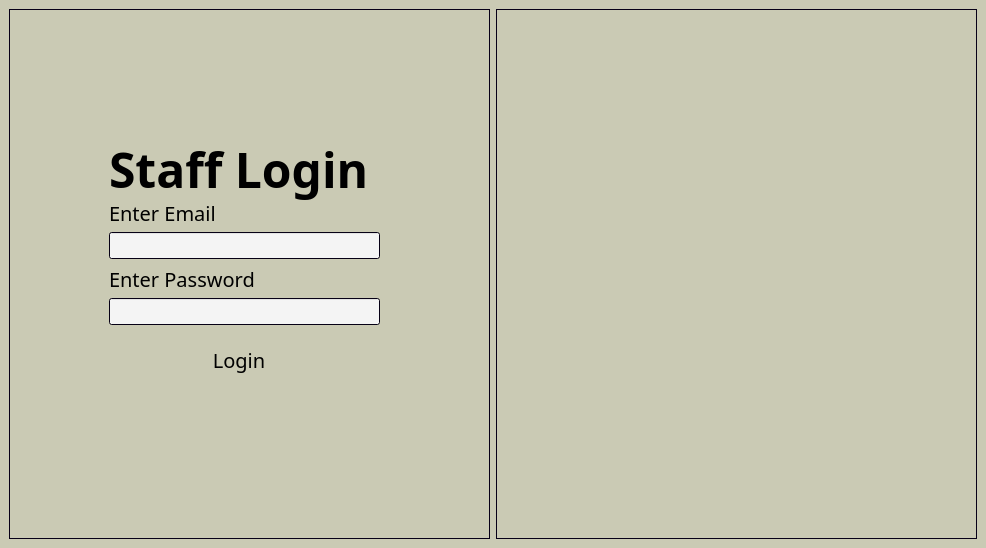
The window that frontend-desktop/mainwindow.ui (Gearworks-Software/BSS-Application-System) describes before a commit, drawn with Qt 5.
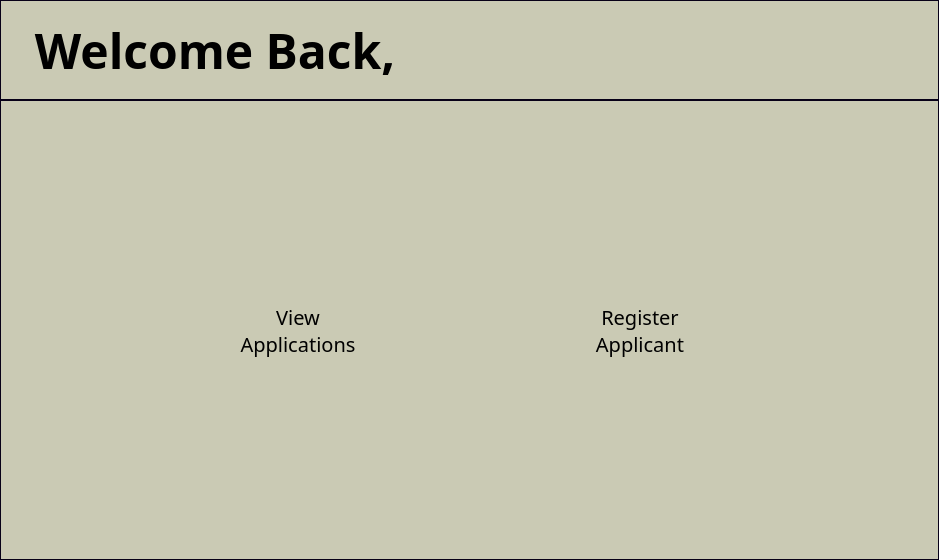
The same window after the commit.

Commit message: Added welcome screen

Patch:
```diff
--- a/frontend-desktop/mainwindow.ui
+++ b/frontend-desktop/mainwindow.ui
@@ -6,8 +6,8 @@
    <rect>
     <x>0</x>
     <y>0</y>
-    <width>986</width>
-    <height>548</height>
+    <width>939</width>
+    <height>560</height>
    </rect>
   </property>
   <property name="palette">
@@ -156,8 +156,78 @@
     </palette>
    </property>
    <layout class="QHBoxLayout" name="horizontalLayout">
+    <property name="spacing">
+     <number>0</number>
+    </property>
+    <property name="leftMargin">
+     <number>0</number>
+    </property>
+    <property name="topMargin">
+     <number>0</number>
+    </property>
+    <property name="rightMargin">
+     <number>0</number>
+    </property>
+    <property name="bottomMargin">
+     <number>0</number>
+    </property>
+    <item>
+     <widget class="QStackedWidget" name="stackedWidget">
+      <property name="currentIndex">
+       <number>1</number>
+      </property>
+      <widget class="QWidget" name="page_1">
+       <property name="autoFillBackground">
+        <bool>false</bool>
+       </property>
+       <property name="isPage" stdset="0">
+        <bool>true</bool>
+       </property>
+       <layout class="QGridLayout" name="gridLayout">
+        <property name="leftMargin">
+         <number>0</number>
+        </property>
+        <property name="topMargin">
+         <number>0</number>
+        </property>
+        <property name="rightMargin">
+         <number>0</number>
+        </property>
+        <property name="bottomMargin">
+         <number>0</number>
+        </property>
+        <property name="spacing">
+         <number>0</number>
+        </property>
+        <item row="0" column="0">
+         <widget class="QWidget" name="login_screen" native="true">
+          <layout class="QHBoxLayout" name="horizontalLayout_2">
+           <property name="spacing">
+            <number>0</number>
+           </property>
+           <property name="sizeConstraint">
+            <enum>QLayout::SizeConstraint::SetNoConstraint</enum>
+           </property>
+           <property name="leftMargin">
+            <number>0</number>
+           </property>
+           <property name="topMargin">
+            <number>0</number>
+           </property>
+           <property name="rightMargin">
+            <number>0</number>
+           </property>
+           <property name="bottomMargin">
+            <number>0</number>
+           </property>
     <item>
      <widget class="QFrame" name="login_frame">
+             <property name="sizePolicy">
+              <sizepolicy hsizetype="Preferred" vsizetype="Preferred">
+               <horstretch>0</horstretch>
+               <verstretch>0</verstretch>
+              </sizepolicy>
+             </property>
       <property name="palette">
        <palette>
         <active>
@@ -309,7 +379,7 @@
          <x>100</x>
          <y>190</y>
          <width>271</width>
-         <height>126</height>
+                <height>132</height>
         </rect>
        </property>
        <layout class="QGridLayout" name="login_form">
@@ -476,6 +546,357 @@
       <property name="frameShadow">
        <enum>QFrame::Shadow::Raised</enum>
       </property>
+             <property name="lineWidth">
+              <number>1</number>
+             </property>
+            </widget>
+           </item>
+          </layout>
+         </widget>
+        </item>
+       </layout>
+      </widget>
+      <widget class="QWidget" name="page_2">
+       <layout class="QGridLayout" name="gridLayout_2">
+        <property name="leftMargin">
+         <number>0</number>
+        </property>
+        <property name="topMargin">
+         <number>0</number>
+        </property>
+        <property name="rightMargin">
+         <number>0</number>
+        </property>
+        <property name="bottomMargin">
+         <number>0</number>
+        </property>
+        <property name="spacing">
+         <number>0</number>
+        </property>
+        <item row="0" column="0">
+         <widget class="QWidget" name="login_screen_2" native="true">
+          <layout class="QVBoxLayout" name="verticalLayout">
+           <property name="spacing">
+            <number>0</number>
+           </property>
+           <property name="sizeConstraint">
+            <enum>QLayout::SizeConstraint::SetNoConstraint</enum>
+           </property>
+           <property name="leftMargin">
+            <number>0</number>
+           </property>
+           <property name="topMargin">
+            <number>0</number>
+           </property>
+           <property name="rightMargin">
+            <number>0</number>
+           </property>
+           <property name="bottomMargin">
+            <number>0</number>
+           </property>
+           <item>
+            <widget class="QFrame" name="welcome_page_navbar">
+             <property name="minimumSize">
+              <size>
+               <width>0</width>
+               <height>100</height>
+              </size>
+             </property>
+             <property name="maximumSize">
+              <size>
+               <width>16777215</width>
+               <height>100</height>
+              </size>
+             </property>
+             <property name="palette">
+              <palette>
+               <active>
+                <colorrole role="Base">
+                 <brush brushstyle="SolidPattern">
+                  <color alpha="255">
+                   <red>230</red>
+                   <green>230</green>
+                   <blue>210</blue>
+                  </color>
+                 </brush>
+                </colorrole>
+               </active>
+               <inactive>
+                <colorrole role="Base">
+                 <brush brushstyle="SolidPattern">
+                  <color alpha="255">
+                   <red>230</red>
+                   <green>230</green>
+                   <blue>210</blue>
+                  </color>
+                 </brush>
+                </colorrole>
+               </inactive>
+               <disabled/>
+              </palette>
+             </property>
+             <property name="autoFillBackground">
+              <bool>false</bool>
+             </property>
+             <property name="frameShape">
+              <enum>QFrame::Shape::StyledPanel</enum>
+             </property>
+             <property name="frameShadow">
+              <enum>QFrame::Shadow::Raised</enum>
+             </property>
+             <property name="isNavbar" stdset="0">
+              <bool>true</bool>
+             </property>
+             <layout class="QHBoxLayout" name="horizontalLayout_4">
+              <item>
+               <widget class="QLabel" name="welcome_page_heading">
+                <property name="font">
+                 <font>
+                  <family>Abhaya Libre</family>
+                  <pointsize>36</pointsize>
+                  <italic>false</italic>
+                  <bold>true</bold>
+                 </font>
+                </property>
+                <property name="text">
+                 <string>  Welcome Back, </string>
+                </property>
+                <property name="h1" stdset="0">
+                 <bool>true</bool>
+                </property>
+               </widget>
+              </item>
+             </layout>
+            </widget>
+           </item>
+           <item>
+            <widget class="QFrame" name="welcome_frame">
+             <property name="frameShape">
+              <enum>QFrame::Shape::StyledPanel</enum>
+             </property>
+             <property name="frameShadow">
+              <enum>QFrame::Shadow::Raised</enum>
+             </property>
+             <property name="lineWidth">
+              <number>1</number>
+             </property>
+             <layout class="QHBoxLayout" name="horizontalLayout_5">
+              <property name="spacing">
+               <number>25</number>
+              </property>
+              <property name="leftMargin">
+               <number>80</number>
+              </property>
+              <property name="rightMargin">
+               <number>80</number>
+              </property>
+              <item>
+               <widget class="QPushButton" name="view_applications_button">
+                <property name="minimumSize">
+                 <size>
+                  <width>200</width>
+                  <height>130</height>
+                 </size>
+                </property>
+                <property name="maximumSize">
+                 <size>
+                  <width>200</width>
+                  <height>130</height>
+                 </size>
+                </property>
+                <property name="palette">
+                 <palette>
+                  <active>
+                   <colorrole role="Button">
+                    <brush brushstyle="SolidPattern">
+                     <color alpha="255">
+                      <red>2</red>
+                      <green>115</green>
+                      <blue>74</blue>
+                     </color>
+                    </brush>
+                   </colorrole>
+                   <colorrole role="Text">
+                    <brush brushstyle="SolidPattern">
+                     <color alpha="255">
+                      <red>255</red>
+                      <green>255</green>
+                      <blue>255</blue>
+                     </color>
+                    </brush>
+                   </colorrole>
+                  </active>
+                  <inactive>
+                   <colorrole role="Button">
+                    <brush brushstyle="SolidPattern">
+                     <color alpha="255">
+                      <red>2</red>
+                      <green>115</green>
+                      <blue>74</blue>
+                     </color>
+                    </brush>
+                   </colorrole>
+                   <colorrole role="Text">
+                    <brush brushstyle="SolidPattern">
+                     <color alpha="255">
+                      <red>255</red>
+                      <green>255</green>
+                      <blue>255</blue>
+                     </color>
+                    </brush>
+                   </colorrole>
+                  </inactive>
+                  <disabled>
+                   <colorrole role="Button">
+                    <brush brushstyle="SolidPattern">
+                     <color alpha="107">
+                      <red>255</red>
+                      <green>255</green>
+                      <blue>255</blue>
+                     </color>
+                    </brush>
+                   </colorrole>
+                   <colorrole role="ButtonText">
+                    <brush brushstyle="SolidPattern">
+                     <color alpha="135">
+                      <red>255</red>
+                      <green>255</green>
+                      <blue>255</blue>
+                     </color>
+                    </brush>
+                   </colorrole>
+                  </disabled>
+                 </palette>
+                </property>
+                <property name="font">
+                 <font>
+                  <family>Montserrat</family>
+                  <pointsize>15</pointsize>
+                  <italic>false</italic>
+                  <bold>false</bold>
+                 </font>
+                </property>
+                <property name="text">
+                 <string>View 
+Applications</string>
+                </property>
+                <property name="checkable">
+                 <bool>false</bool>
+                </property>
+                <property name="flat">
+                 <bool>true</bool>
+                </property>
+                <property name="isBigButton" stdset="0">
+                 <bool>true</bool>
+                </property>
+               </widget>
+              </item>
+              <item>
+               <widget class="QPushButton" name="register_applicant_button">
+                <property name="minimumSize">
+                 <size>
+                  <width>200</width>
+                  <height>130</height>
+                 </size>
+                </property>
+                <property name="maximumSize">
+                 <size>
+                  <width>200</width>
+                  <height>130</height>
+                 </size>
+                </property>
+                <property name="palette">
+                 <palette>
+                  <active>
+                   <colorrole role="Button">
+                    <brush brushstyle="SolidPattern">
+                     <color alpha="255">
+                      <red>2</red>
+                      <green>115</green>
+                      <blue>74</blue>
+                     </color>
+                    </brush>
+                   </colorrole>
+                   <colorrole role="Text">
+                    <brush brushstyle="SolidPattern">
+                     <color alpha="255">
+                      <red>255</red>
+                      <green>255</green>
+                      <blue>255</blue>
+                     </color>
+                    </brush>
+                   </colorrole>
+                  </active>
+                  <inactive>
+                   <colorrole role="Button">
+                    <brush brushstyle="SolidPattern">
+                     <color alpha="255">
+                      <red>2</red>
+                      <green>115</green>
+                      <blue>74</blue>
+                     </color>
+                    </brush>
+                   </colorrole>
+                   <colorrole role="Text">
+                    <brush brushstyle="SolidPattern">
+                     <color alpha="255">
+                      <red>255</red>
+                      <green>255</green>
+                      <blue>255</blue>
+                     </color>
+                    </brush>
+                   </colorrole>
+                  </inactive>
+                  <disabled>
+                   <colorrole role="Button">
+                    <brush brushstyle="SolidPattern">
+                     <color alpha="107">
+                      <red>255</red>
+                      <green>255</green>
+                      <blue>255</blue>
+                     </color>
+                    </brush>
+                   </colorrole>
+                   <colorrole role="ButtonText">
+                    <brush brushstyle="SolidPattern">
+                     <color alpha="135">
+                      <red>255</red>
+                      <green>255</green>
+                      <blue>255</blue>
+                     </color>
+                    </brush>
+                   </colorrole>
+                  </disabled>
+                 </palette>
+                </property>
+                <property name="font">
+                 <font>
+                  <family>Montserrat</family>
+                  <pointsize>15</pointsize>
+                  <italic>false</italic>
+                  <bold>false</bold>
+                 </font>
+                </property>
+                <property name="text">
+                 <string>Register
+Applicant</string>
+                </property>
+                <property name="flat">
+                 <bool>true</bool>
+                </property>
+                <property name="isBigButton" stdset="0">
+                 <bool>true</bool>
+                </property>
+               </widget>
+              </item>
+             </layout>
+            </widget>
+           </item>
+          </layout>
+         </widget>
+        </item>
+       </layout>
+      </widget>
      </widget>
     </item>
    </layout>
```
Left out of the diff: 32 changed lines with no effect on the pictures. Lines whose indentation alone changed are shown as unchanged. The commit also changes 16 other files.
